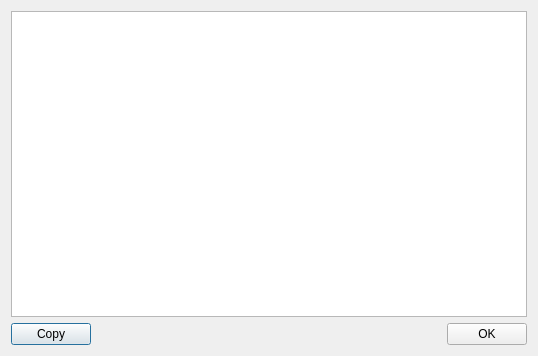
Before: the Qt Designer form dialogshowdata.ui in horsicq/FormatDialogs, drawn with Qt 5.
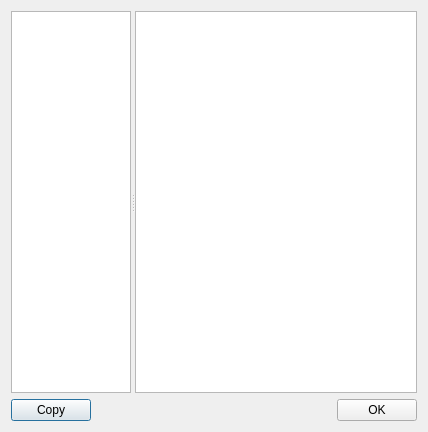
After: the same form once the commit is applied.

```diff
--- a/dialogshowdata.ui
+++ b/dialogshowdata.ui
@@ -9,8 +9,8 @@
    <rect>
     <x>0</x>
     <y>0</y>
-    <width>538</width>
-    <height>356</height>
+    <width>428</width>
+    <height>432</height>
    </rect>
   </property>
   <property name="windowTitle">
@@ -21,10 +21,35 @@
   </property>
   <layout class="QVBoxLayout" name="verticalLayout_4">
    <item>
-    <widget class="QPlainTextEdit" name="plainTextEditData">
-     <property name="readOnly">
-      <bool>true</bool>
+    <widget class="QSplitter" name="splitter">
+     <property name="sizePolicy">
+      <sizepolicy hsizetype="Expanding" vsizetype="Expanding">
+       <horstretch>0</horstretch>
+       <verstretch>0</verstretch>
+      </sizepolicy>
      </property>
+     <property name="orientation">
+      <enum>Qt::Horizontal</enum>
+     </property>
+     <widget class="QListWidget" name="listWidgetType">
+      <property name="maximumSize">
+       <size>
+        <width>120</width>
+        <height>16777215</height>
+       </size>
+      </property>
+     </widget>
+     <widget class="QPlainTextEdit" name="plainTextEditData">
+      <property name="sizeIncrement">
+       <size>
+        <width>1</width>
+        <height>1</height>
+       </size>
+      </property>
+      <property name="readOnly">
+       <bool>true</bool>
+      </property>
+     </widget>
     </widget>
    </item>
    <item>
```
Left out of the diff: 2 changed lines with no effect on the pictures.
